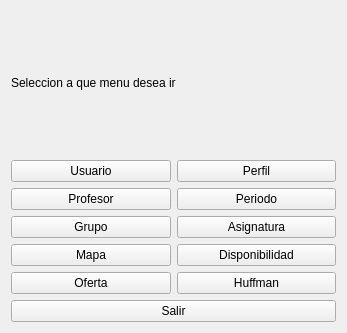
Qt form Proyecto/menusu.ui (alexVillasenor/SEDDII) before a commit.
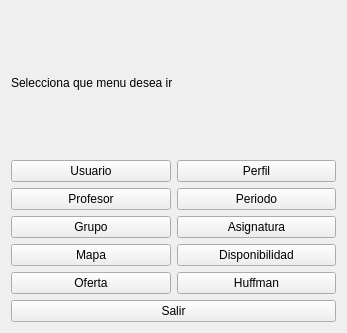
The same form after that commit. Icons and pictures are not drawn.

Patch:
```diff
--- a/Proyecto/menusu.ui
+++ b/Proyecto/menusu.ui
@@ -61,7 +61,7 @@
    <item row="0" column="0" colspan="2">
     <widget class="QLabel" name="label_2">
      <property name="text">
-      <string>Seleccion a que menu desea ir</string>
+      <string>Selecciona que menu desea ir</string>
      </property>
     </widget>
    </item>
```
